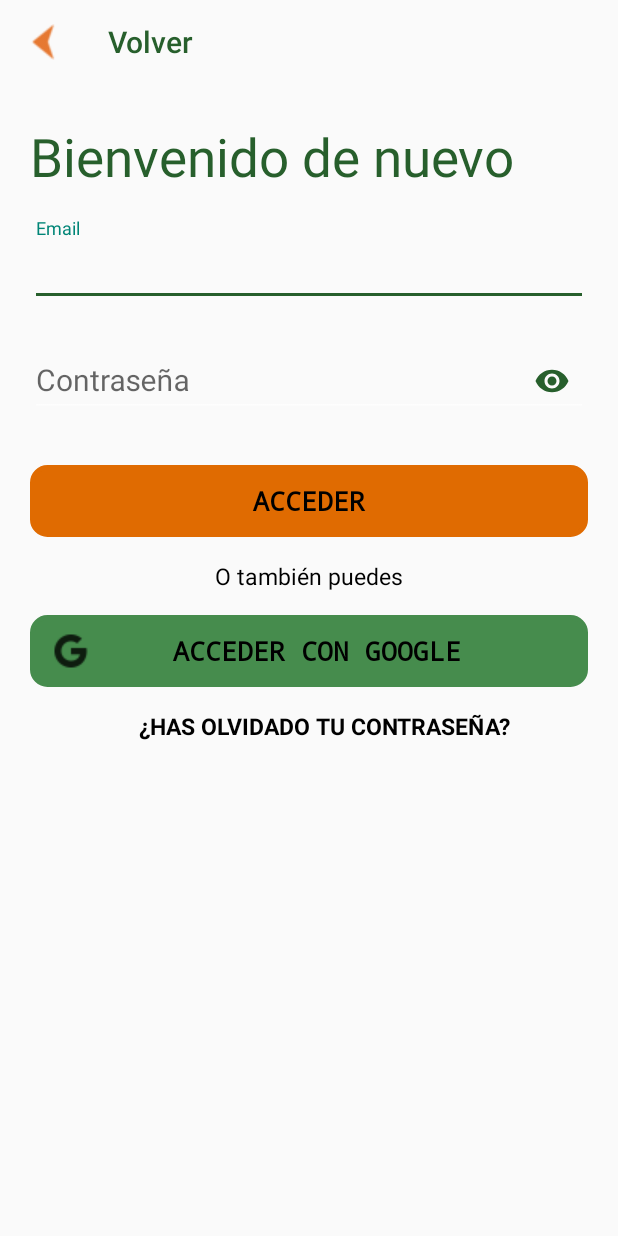
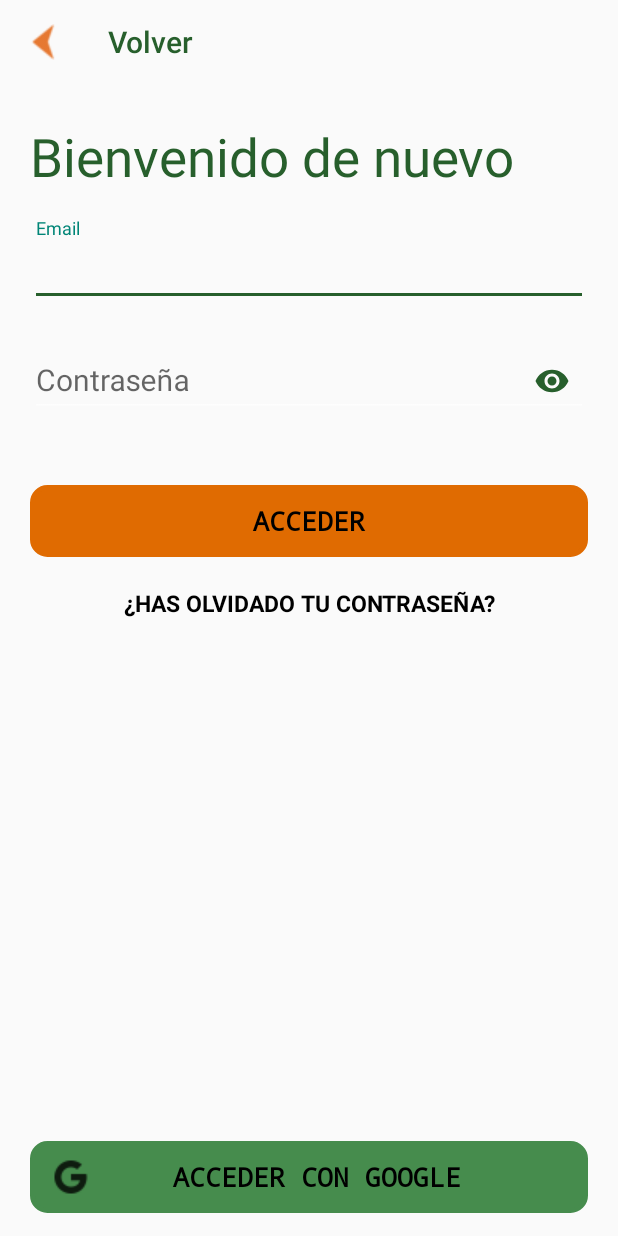
Before and after one commit to Braveras/VitalEats, an Android app: the Login screen opened directly, with no data from a screen before it, on a phone screen of 412 x 824 dp. Run offline under Robolectric (Android 15) with nearby library versions, the phone set to English and light mode, and no system bars; our stand-ins replace Firebase (no records; nobody signed in at launch, a user with empty details on screens opened directly).

Commit message:
Direct login

```diff
--- a/app/src/main/res/layout/activity_login.xml
+++ b/app/src/main/res/layout/activity_login.xml
@@ -87,6 +87,7 @@
         android:layout_height="wrap_content"
         android:layout_marginStart="20dp"
         android:layout_marginLeft="20dp"
+        android:layout_marginTop="45dp"
         android:layout_marginEnd="20dp"
         android:layout_marginRight="20dp"
         android:layout_marginBottom="15dp"
@@ -98,22 +99,28 @@
         android:textColor="@color/black"
         android:textSize="17dp"
         android:textStyle="bold"
-        app:layout_constraintBottom_toTopOf="@+id/textView4"
+        app:layout_constraintBottom_toTopOf="@+id/registerTextView"
         app:layout_constraintEnd_toEndOf="parent"
-        app:layout_constraintStart_toStartOf="parent" />
+        app:layout_constraintStart_toStartOf="parent"
+        app:layout_constraintTop_toBottomOf="@+id/tilpassword" />
 
     <TextView
-        android:id="@+id/textView4"
+        android:id="@+id/registerTextView"
         android:layout_width="0dp"
         android:layout_height="wrap_content"
-        android:layout_marginTop="95dp"
-        android:text="@string/tambien"
+        android:layout_marginStart="20dp"
+        android:layout_marginLeft="20dp"
+        android:layout_marginTop="20dp"
+        android:layout_marginEnd="20dp"
+        android:layout_marginRight="20dp"
+        android:text="@string/olvidado"
         android:textAlignment="center"
         android:textColor="?attr/colorSurface"
         android:textSize="15dp"
+        android:textStyle="bold"
         app:layout_constraintEnd_toEndOf="parent"
         app:layout_constraintStart_toStartOf="parent"
-        app:layout_constraintTop_toBottomOf="@+id/tilpassword" />
+        app:layout_constraintTop_toBottomOf="@+id/button" />
 
     <Button
         android:id="@+id/button2"
@@ -124,6 +131,7 @@
         android:layout_marginTop="15dp"
         android:layout_marginEnd="20dp"
         android:layout_marginRight="20dp"
+        android:layout_marginBottom="15dp"
         android:background="@drawable/rounded_buttton"
         android:backgroundTint="?attr/colorPrimary"
         android:backgroundTintMode="screen"
@@ -135,21 +143,8 @@
         android:textColor="@color/black"
         android:textSize="17dp"
         android:textStyle="bold"
+        app:layout_constraintBottom_toBottomOf="parent"
         app:layout_constraintEnd_toEndOf="parent"
-        app:layout_constraintStart_toStartOf="parent"
-        app:layout_constraintTop_toBottomOf="@+id/textView4" />
-
-    <TextView
-        android:id="@+id/registerTextView"
-        android:layout_width="391dp"
-        android:layout_height="wrap_content"
-        android:layout_marginTop="15dp"
-        android:text="@string/olvidado"
-        android:textAlignment="center"
-        android:textColor="?attr/colorSurface"
-        android:textSize="15dp"
-        android:textStyle="bold"
-        app:layout_constraintEnd_toEndOf="parent"
-        app:layout_constraintTop_toBottomOf="@+id/button2" />
+        app:layout_constraintStart_toStartOf="parent" />
 
 </androidx.constraintlayout.widget.ConstraintLayout>
```
Also changed, not shown: app/src/main/java/com/vitaleats/login/Login.java (+5 -10 lines), app/src/main/java/com/vitaleats/main/MainBn.java (+5 -5 lines), app/src/main/java/com/vitaleats/utilities/SplashActivity.java (+40 -20 lines).
